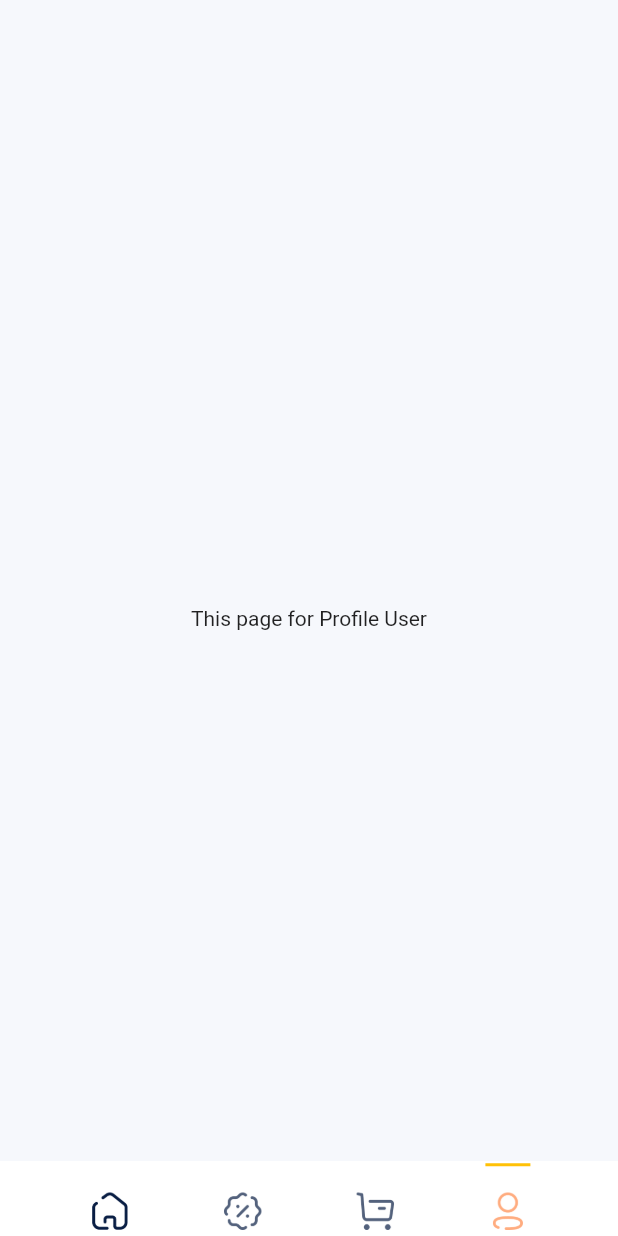
After one commit to trio345/shoes_store, a Flutter app: the screen it shows after launch, swiped to page 4, on a phone screen of 412 x 824 dp. The commit adds this screen. Run offline on Flutter 3.47's test engine with Material 2 defaults, Android fonts, the phone set to English and light mode, and no system bars; our stand-ins replace google_fonts.

Commit message:
adding navigation bottom menu

```diff
--- a/lib/presentations/myapp.dart
+++ b/lib/presentations/myapp.dart
@@ -1,8 +1,9 @@
 import 'package:flutter/material.dart';
-import 'package:google_fonts/google_fonts.dart';
+import 'package:shoes_store/presentations/pages/cart/cart_screen.dart';
 import 'package:shoes_store/presentations/pages/custom_bottom_nav_bar.dart';
-import 'package:shoes_store/presentations/pages/detail/detail_screen.dart';
+import 'package:shoes_store/presentations/pages/discount/discount_screen.dart';
 import 'package:shoes_store/presentations/pages/home/home.dart';
+import 'package:shoes_store/presentations/pages/profile/profile_screen.dart';
 import 'package:shoes_store/presentations/styles/colors.dart';
 
 class MyApp extends StatefulWidget {
@@ -13,6 +14,15 @@ class MyApp extends StatefulWidget {
 }
 
 class _MyAppState extends State<MyApp> {
+  int selectedPage = 0;
+  PageController _pageController = PageController(initialPage: 0);
+
+  @override
+  void initState() {
+    super.initState();
+    _pageController = PageController(initialPage: 0);
+  }
+
   @override
   Widget build(BuildContext context) {
     return MaterialApp(
@@ -23,13 +33,31 @@ class _MyAppState extends State<MyApp> {
             Container(
               color: backgroundColor,
               width: double.infinity,
-              child: PageView(children: [Home()]),
+              child: PageView(
+                  controller: _pageController,
+                  onPageChanged: (index) {
+                    setState(() {
+                      selectedPage = index;
+                    });
+                  },
+                  children: [
+                    Home(),
+                    DiscountScreen(),
+                    CartScreen(),
+                    ProfileScreen()
+                  ]),
             ),
             Column(
               mainAxisAlignment: MainAxisAlignment.end,
               children: [
                 CustomBottomNavBar(
-                  onTap: (index) {},
+                  selectedIndex: selectedPage,
+                  onTap: (index) {
+                    setState(() {
+                      selectedPage = index;
+                    });
+                    _pageController.jumpToPage(selectedPage);
+                  },
                 ),
               ],
             ),
--- a/lib/presentations/pages/custom_bottom_nav_bar.dart
+++ b/lib/presentations/pages/custom_bottom_nav_bar.dart
@@ -1,4 +1,5 @@
 import 'package:flutter/material.dart';
+import 'package:shoes_store/presentations/themes/app_color.dart';
 import 'package:shoes_store/utilities/constants/size_constant.dart';
 
 class CustomBottomNavBar extends StatelessWidget {
@@ -34,6 +35,9 @@ class CustomBottomNavBar extends StatelessWidget {
             child: Image.asset(
               'assets/icons/home.png',
               width: Sizes.dimen_30,
+              color: selectedIndex == 0
+                  ? AppColor.orangeColor
+                  : AppColor.greyColor,
             ),
           ),
         ),
@@ -56,6 +60,9 @@ class CustomBottomNavBar extends StatelessWidget {
             child: Image.asset(
               'assets/icons/discount.png',
               width: Sizes.dimen_30,
+              color: selectedIndex == 1
+                  ? AppColor.orangeColor
+                  : AppColor.greyColor,
             ),
           ),
         ),
@@ -78,6 +85,9 @@ class CustomBottomNavBar extends StatelessWidget {
             child: Image.asset(
               'assets/icons/buy.png',
               width: Sizes.dimen_30,
+              color: selectedIndex == 2
+                  ? AppColor.orangeColor
+                  : AppColor.greyColor,
             ),
           ),
         ),
@@ -100,6 +110,9 @@ class CustomBottomNavBar extends StatelessWidget {
             child: Image.asset(
               'assets/icons/profile.png',
               width: Sizes.dimen_30,
+              color: selectedIndex == 3
+                  ? AppColor.orangeColor
+                  : AppColor.greyColor,
             ),
           ),
         ),
--- /dev/null
+++ b/lib/presentations/pages/profile/profile_screen.dart
@@ -0,0 +1,14 @@
+import 'package:flutter/material.dart';
+
+class ProfileScreen extends StatelessWidget {
+  const ProfileScreen({Key key}) : super(key: key);
+
+  @override
+  Widget build(BuildContext context) {
+    return Container(
+      child: Center(
+        child: Text('This page for Profile User'),
+      ),
+    );
+  }
+}
```
Also changed, not shown: lib/presentations/pages/cart/cart_screen.dart (added, +14 -0 lines), lib/presentations/pages/discount/discount_screen.dart (added, +14 -0 lines).
